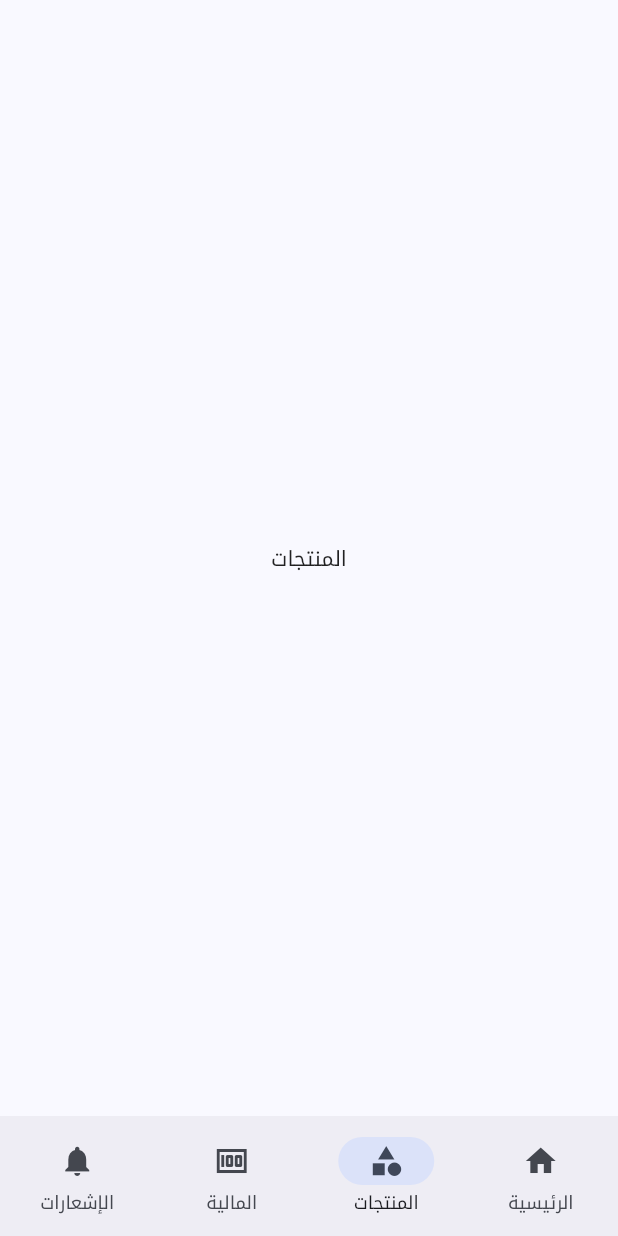
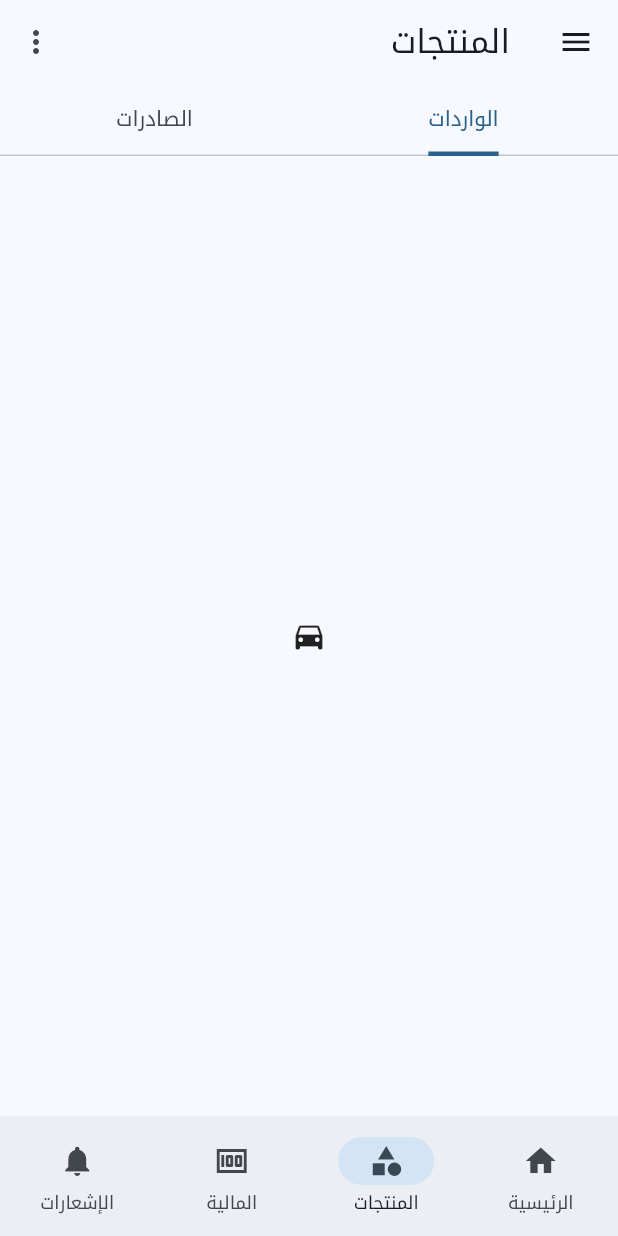
Before and after one commit to elnadar/erp, a Flutter app: the screen it shows after launch, item 2 of the bottom bar chosen, on a phone screen of 412 x 824 dp. Run offline on Flutter 3.47's test engine with Material 2 defaults, Android fonts, the phone set to English and light mode, and no system bars; our stand-ins replace bloc, flutter_bloc, go_router, google_fonts.

Commit message:
[UI] Prototyped Products View.

```diff
--- /dev/null
+++ b/lib/home/presentation/components/prouducts_view/products_view.dart
@@ -0,0 +1,55 @@
+import 'package:erp/utils/localization/ar.dart';
+import 'package:flutter/material.dart';
+
+class ProductsView extends StatelessWidget {
+  const ProductsView({super.key});
+
+  @override
+  Widget build(BuildContext context) {
+    final ThemeData theme = Theme.of(context);
+
+    return DefaultTabController(
+      length: 2,
+      child: CustomScrollView(
+        slivers: [
+          SliverAppBar(
+            leading: IconButton(
+              icon: const Icon(Icons.menu),
+              tooltip: ArabicLangLoc.homeScreenAppBarMenue,
+              onPressed: () {},
+            ),
+            actions: [
+              IconButton(
+                icon: const Icon(Icons.more_vert_rounded),
+                onPressed: () {},
+              )
+            ],
+            pinned: true,
+            title: const Text("المنتجات"),
+            bottom: const TabBar(
+              // labelColor: theme.colorScheme.secondary,
+              tabs: [
+                Tab(
+                  child: Text("الواردات"),
+                ),
+                Tab(
+                  text: "الصادرات",
+                ),
+              ],
+            ),
+          ),
+          SliverFillRemaining(
+            child: const TabBarView(
+              children: [
+                DecoratedBox(
+                    decoration: BoxDecoration(),
+                    child: Icon(Icons.directions_car)),
+                Icon(Icons.directions_transit),
+              ],
+            ),
+          )
+        ],
+      ),
+    );
+  }
+}
--- a/lib/home/presentation/screens/home_screen.dart
+++ b/lib/home/presentation/screens/home_screen.dart
@@ -1,4 +1,5 @@
 import 'package:erp/home/presentation/components/home_view/home_view.dart';
+import 'package:erp/home/presentation/components/prouducts_view/products_view.dart';
 import 'package:erp/home/presentation/controllers/bottom_nav_bar/bottom_nav_bar_cubit.dart';
 import 'package:erp/utils/localization/ar.dart';
 import 'package:flutter/material.dart';
@@ -30,9 +31,7 @@ class HomeScreen extends StatelessWidget {
       ),
       body: const <Widget>[
         HomeView(),
-        Center(
-          child: Text("المنتجات"),
-        ),
+        ProductsView(),
         Center(
           child: Text("المالية"),
         ),
--- a/lib/main.dart
+++ b/lib/main.dart
@@ -1,6 +1,7 @@
 import 'package:erp/auth/presentation/screens/login_screen.dart';
 import 'package:erp/home/presentation/screens/home_screen.dart';
 import 'package:erp/utils/routers/routers.dart';
+import 'package:erp/utils/theme/colors.dart';
 import 'package:erp/utils/theme/reusable.dart';
 import 'package:flutter/material.dart';
 import 'package:flutter_localizations/flutter_localizations.dart';
@@ -16,6 +17,7 @@ class MyApp extends StatelessWidget {
   @override
   Widget build(BuildContext context) {
     final theme = Theme.of(context);
+    final mainColorScheme = ColorScheme.fromSeed(seedColor: Colors.lightBlue);
     return MaterialApp.router(
       localizationsDelegates: const [
         GlobalCupertinoLocalizations.delegate,
@@ -28,11 +30,23 @@ class MyApp extends StatelessWidget {
       locale: const Locale("ar", "AE"),
       title: 'Flutter Demo',
       theme: ThemeData(
+        textTheme: mainTextTheme,
+        indicatorColor: mainColorScheme.primary,
         useMaterial3: true,
-        //primarySwatch: Colors.teal,
+        tabBarTheme: theme.tabBarTheme.copyWith(
+            indicator: UnderlineTabIndicator(
+              borderSide: BorderSide(
+                  width: 3.0,
+                  color: mainColorScheme.primary,
+                  style: BorderStyle.solid),
+            ),
+            labelColor: mainColorScheme.primary,
+            unselectedLabelColor: mainColorScheme.onSurfaceVariant,
+            labelStyle: mainTextTheme.titleSmall,
+            unselectedLabelStyle: mainTextTheme.titleSmall),
+        // primarySwatch: Colors.teal,
         // colorSchemeSeed: const Color(0xff6750a4),
-        colorSchemeSeed: Colors.blueAccent,
-        textTheme: mainTextTheme,
+        colorScheme: mainColorScheme,
         inputDecorationTheme: theme.inputDecorationTheme.copyWith(
           border: const OutlineInputBorder(),
         ),
```
